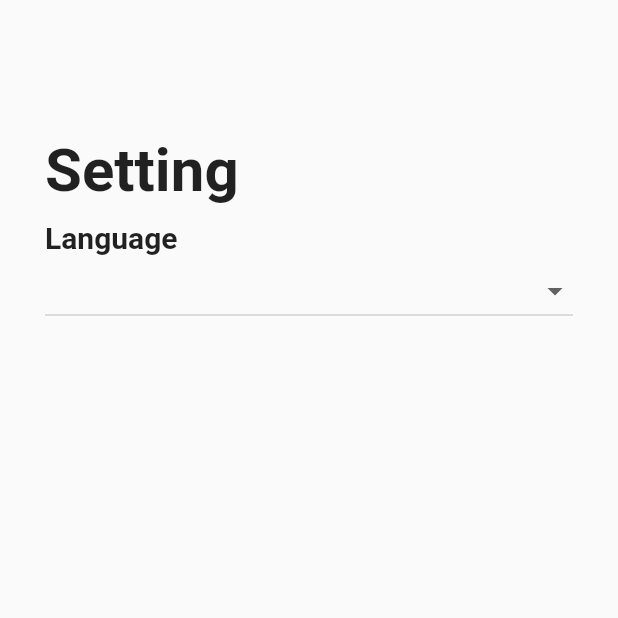
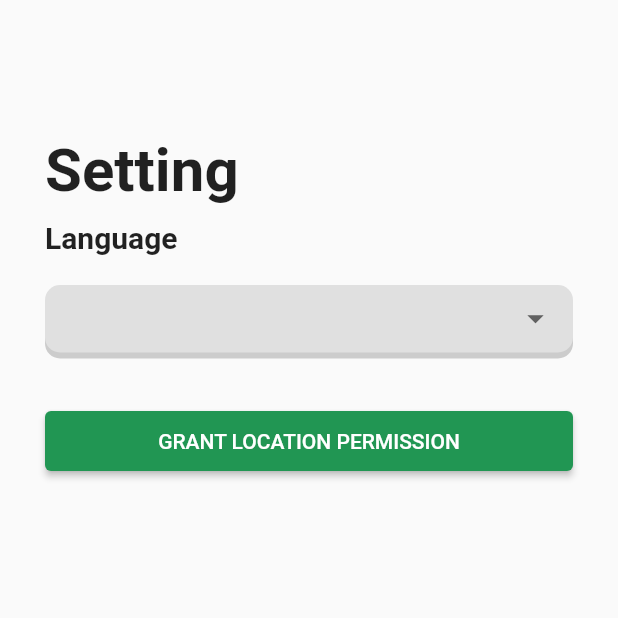
Before and after one commit to nguyentantrung2000/Solution-Challenge-2022, a Flutter app: the screen it shows after launch, on a phone screen of 412 x 824 dp, the top half of it. Run offline on Flutter 3.47's test engine with Material 2 defaults, Android fonts, the light colour scheme and no system bars; our stand-ins replace dropdown_button2.

Commit message:
done UI Setting and Pull

```diff
--- a/lib/screens/setting_screen.dart
+++ b/lib/screens/setting_screen.dart
@@ -27,15 +27,47 @@ class _SettingState extends State<Setting> {
             const SizedBox(height: 10),
             Text('Language',
                 style: TextStyle(fontSize: 20, fontWeight: FontWeight.bold)),
+            const SizedBox(height: 20),
             SizedBox(
               width: size.width,
-              child: DropdownButton<String>(
-                value: value,
-                isExpanded: true,
-                items: language.map(buildMenuItem).toList(),
-                onChanged: (value) => setState(() => this.value = value),
+              child: Container(
+                height: 45,
+                padding: EdgeInsets.symmetric(horizontal: 12, vertical: 4),
+                decoration: BoxDecoration(
+                boxShadow: [
+                  BoxShadow(
+                    color: Colors.grey.withOpacity(0.5),
+                    // blurRadius: 2,
+                    offset: Offset(0,4),
+                  )
+                ],
+
+                color: Colors.grey.shade300,
+
+                  borderRadius: BorderRadius.circular(10),
+                ),
+                child: DropdownButtonHideUnderline(
+                  child: DropdownButton<String>(
+                    iconSize: 26,
+                    style: TextStyle(fontWeight: FontWeight.bold,color: Colors.black),
+                    value: value,
+                    // style: TextStyle(fontWeight: FontWeight.bold),
+                    isExpanded: true,
+                    items: language.map(buildMenuItem).toList(),
+                    onChanged: (value) => setState(() => this.value = value),
+                  ),
+                ),
               ),
-            )
+            ),
+          const SizedBox(height: 35),
+           ElevatedButton(
+             style: ElevatedButton.styleFrom(
+              minimumSize: Size(500, 40),
+
+              primary: Color.fromRGBO(33, 150, 83, 1)
+             ),
+             onPressed: (){},
+             child: Text('GRANT LOCATION PERMISSION'))
           ],
         ),
       ),
```
Also changed, not shown: lib/screens/navigate.dart (+9 -11 lines).
